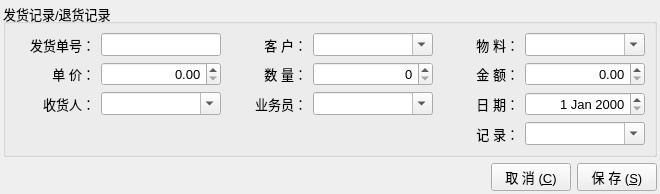
archsh/quickexcel, file ui/FormDelivery.ui: the form before one commit.
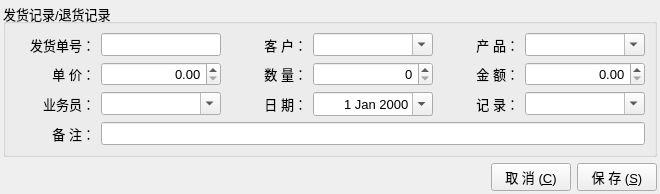
The form after the commit.

The edit to the form file:
```diff
--- a/ui/FormDelivery.ui
+++ b/ui/FormDelivery.ui
@@ -97,7 +97,7 @@
            </size>
           </property>
           <property name="text">
-           <string>物 料：</string>
+           <string>产 品：</string>
           </property>
           <property name="alignment">
            <set>Qt::AlignRight|Qt::AlignTrailing|Qt::AlignVCenter</set>
@@ -221,38 +221,6 @@
       </item>
       <item>
        <layout class="QHBoxLayout" name="horizontalLayout">
-        <item>
-         <widget class="QLabel" name="label_11">
-          <property name="minimumSize">
-           <size>
-            <width>80</width>
-            <height>0</height>
-           </size>
-          </property>
-          <property name="text">
-           <string>收货人：</string>
-          </property>
-          <property name="alignment">
-           <set>Qt::AlignRight|Qt::AlignTrailing|Qt::AlignVCenter</set>
-          </property>
-         </widget>
-        </item>
-        <item>
-         <widget class="QComboBox" name="comboBox_5">
-          <property name="minimumSize">
-           <size>
-            <width>120</width>
-            <height>0</height>
-           </size>
-          </property>
-          <property name="editable">
-           <bool>true</bool>
-          </property>
-          <property name="duplicatesEnabled">
-           <bool>true</bool>
-          </property>
-         </widget>
-        </item>
         <item>
          <widget class="QLabel" name="label_12">
           <property name="minimumSize">
@@ -312,16 +280,8 @@
           <property name="alignment">
            <set>Qt::AlignRight|Qt::AlignTrailing|Qt::AlignVCenter</set>
           </property>
-         </widget>
-        </item>
-       </layout>
-      </item>
-      <item>
-       <layout class="QHBoxLayout" name="horizontalLayout_5" stretch="1,0,0">
-        <item>
-         <widget class="QLabel" name="label">
-          <property name="text">
-           <string/>
+          <property name="calendarPopup">
+           <bool>true</bool>
           </property>
          </widget>
         </item>
@@ -359,6 +319,29 @@
         </item>
        </layout>
       </item>
+      <item>
+       <layout class="QHBoxLayout" name="horizontalLayout_5" stretch="0,0">
+        <item>
+         <widget class="QLabel" name="label_2">
+          <property name="minimumSize">
+           <size>
+            <width>80</width>
+            <height>0</height>
+           </size>
+          </property>
+          <property name="text">
+           <string>备 注：</string>
+          </property>
+          <property name="alignment">
+           <set>Qt::AlignRight|Qt::AlignTrailing|Qt::AlignVCenter</set>
+          </property>
+         </widget>
+        </item>
+        <item>
+         <widget class="QLineEdit" name="lineEdit"/>
+        </item>
+       </layout>
+      </item>
      </layout>
     </widget>
    </item>
```
